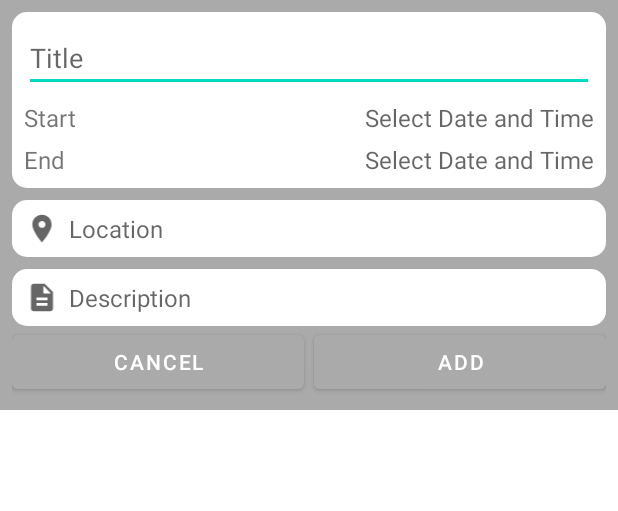
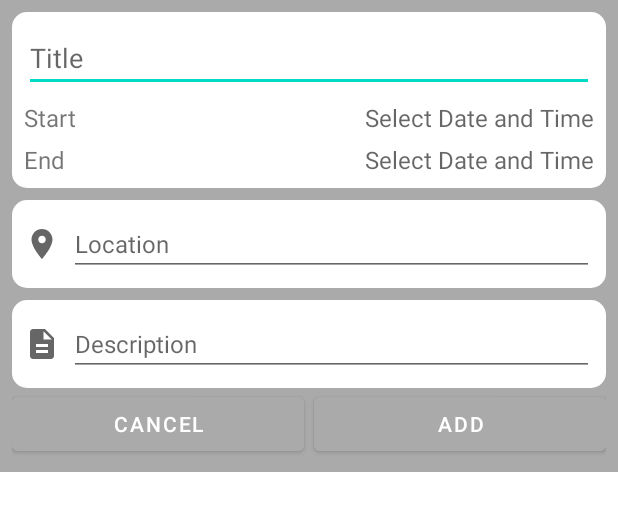
Before and after one commit to RenijS/Android_Events-Manager, an Android app: the layout add_events_layout.xml on its own in the app's theme, with its tools: preview values and no code run, on a phone screen of 412 x 824 dp. Shown: the top 511 px of the screen. Run offline under Robolectric (Android 15) with nearby library versions, the phone set to English and light mode, and no system bars.

```diff
--- a/app/src/main/res/layout/add_events_layout.xml
+++ b/app/src/main/res/layout/add_events_layout.xml
@@ -80,8 +80,8 @@
             android:layout_height="match_parent"
             android:src="@drawable/ic_location"/>
 
-        <TextView
-            android:id="@+id/tvLocation"
+        <EditText
+            android:id="@+id/etLocation"
             android:layout_width="match_parent"
             android:layout_height="wrap_content"
             android:hint="Location"
@@ -101,8 +101,8 @@
             android:layout_height="match_parent"
             android:src="@drawable/ic_description"/>
 
-        <TextView
-            android:id="@+id/tvDes"
+        <EditText
+            android:id="@+id/etDes"
             android:layout_width="match_parent"
             android:layout_height="wrap_content"
             android:hint="Description"
--- /dev/null
+++ b/app/src/main/res/values-night/colors.xml
@@ -0,0 +1,10 @@
+<?xml version="1.0" encoding="utf-8"?>
+<resources>
+    <color name="purple_200">#FFBB86FC</color>
+    <color name="purple_500">#FF6200EE</color>
+    <color name="purple_700">#FF3700B3</color>
+    <color name="teal_200">#FF03DAC5</color>
+    <color name="teal_700">#FF018786</color>
+    <color name="black">#FF000000</color>
+    <color name="white">#FFFFFFFF</color>
+</resources>
```
Also changed, not shown: app/src/main/java/com/example/eventsmanager/MainActivity.kt (+36 -10 lines).
